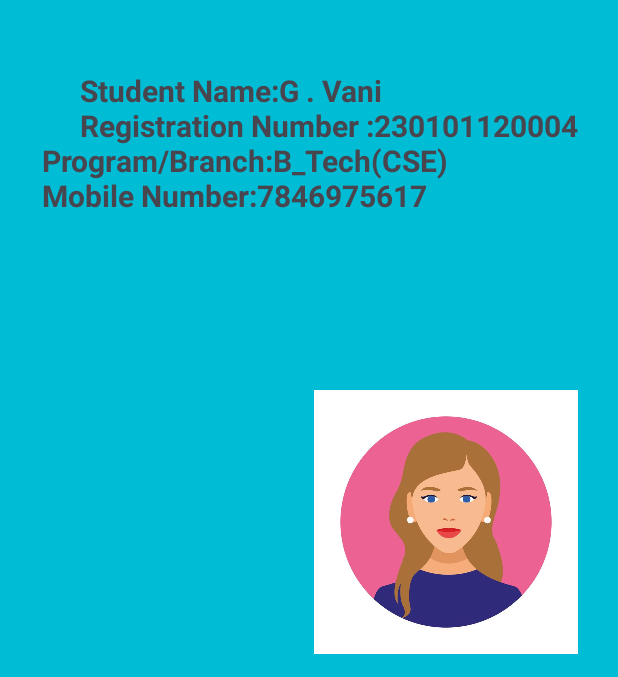
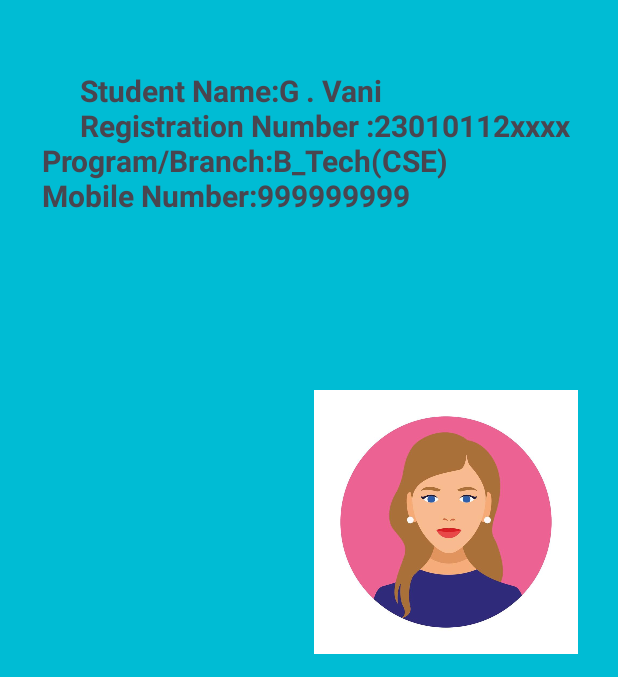
Before and after one commit to pavanO5/ID-Card-Manager-, an Android app: the MainActivity5 screen opened directly, with no data from a screen before it, on a phone screen of 412 x 824 dp, the part 135-812 px from its top. Run offline under Robolectric (Android 15) with nearby library versions, the phone set to English and light mode, and no system bars.

Commit message:
Update activity_main5.xml

```diff
--- a/app/src/main/res/layout/activity_main5.xml
+++ b/app/src/main/res/layout/activity_main5.xml
@@ -23,7 +23,7 @@
         android:layout_height="match_parent"
         android:layout_marginTop="90sp"
         android:background="#00BCD4"
-        android:text="\n\n\t\t\t\t\Student Name:G . Vani\n \t\t\t\t\Registration Number :230101120004 \n      Program/Branch:B_Tech(CSE)\n      Mobile Number:7846975617"
+        android:text="\n\n\t\t\t\t\Student Name:G . Vani\n \t\t\t\t\Registration Number :23010112xxxx \n      Program/Branch:B_Tech(CSE)\n      Mobile Number:999999999"
         android:textStyle="bold"
         android:textSize="20sp"
         tools:layout_editor_absoluteX="122dp"
```
